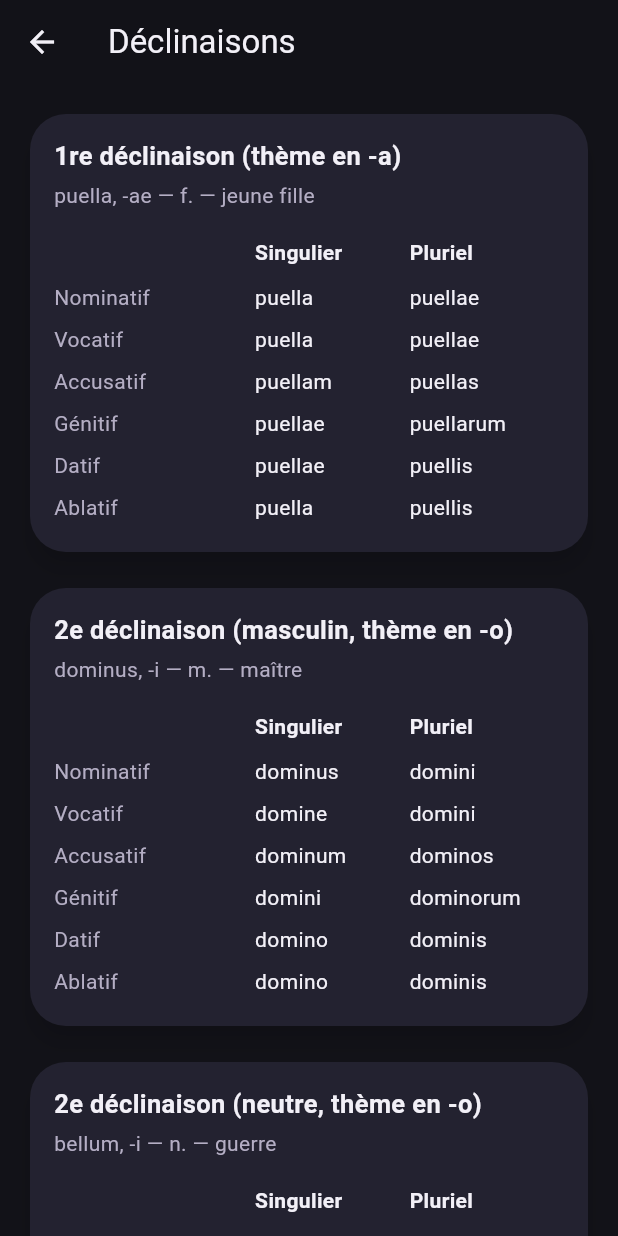
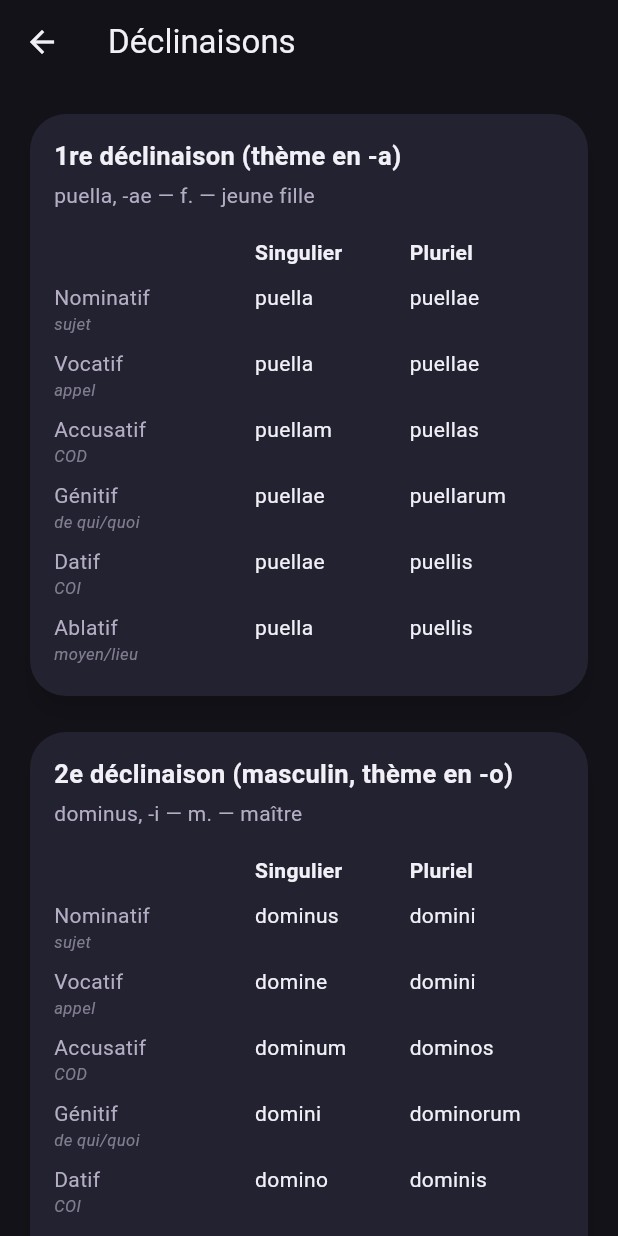
Before and after one commit to FischiSushi/Itinera, a Flutter app: the DeclinaisonsScreen screen opened directly, on a phone screen of 412 x 824 dp. Run offline on Flutter 3.47's test engine with Material 3 defaults, Android fonts, the phone set to English and light mode, and no system bars; our stand-ins replace cloud_firestore, firebase_auth, firebase_core, firebase_crashlytics, flutter_local_notifications, flutter_timezone and 4 more; missing offline and left inert: file_selector, fsrs, pdfx; accounts and stored records are empty.

Commit message:
Add a short case-role reminder to every declension table
Feedback: the 1ère déclinaison lesson made sense to someone who already
knows Latin, but a first-time learner still has to separately remember
what "génitif" or "datif" even means while decoding the forms — that
mapping is only taught once, in an earlier lesson.

tableauDeclinaison() now prints a short italic reminder under each case
name (sujet, COD, de qui/quoi, COI, moyen/lieu...) reusing the same
roles taught in "Qu'est-ce qu'un cas ?". Since this is the shared table
widget, it applies to every declension table in the app, not just the
one prototype lesson.

Co-Authored-By: Claude Sonnet 5 <noreply@anthropic.com>

```diff
--- a/lib/grammaire_tableaux_data.dart
+++ b/lib/grammaire_tableaux_data.dart
@@ -26,6 +26,19 @@ const casLatins = [
   'Datif',
   'Ablatif',
 ];
+
+// Rappel très court du rôle de chaque cas (déjà enseigné en détail dans la
+// leçon « Qu'est-ce qu'un cas ? »), affiché à côté du nom du cas dans les
+// tableaux de déclinaison pour que quelqu'un qui ne l'a pas encore
+// mémorisé n'ait pas à s'y référer séparément.
+const roleCourtCas = {
+  'Nominatif': 'sujet',
+  'Vocatif': 'appel',
+  'Accusatif': 'COD',
+  'Génitif': 'de qui/quoi',
+  'Datif': 'COI',
+  'Ablatif': 'moyen/lieu',
+};
 
 final List<Declinaison> declinaisons = [
   const Declinaison(
--- a/lib/screens/declinaisons_screen.dart
+++ b/lib/screens/declinaisons_screen.dart
@@ -84,9 +84,23 @@ Widget tableauDeclinaison(Declinaison decl) {
                   children: [
                     Padding(
                       padding: const EdgeInsets.symmetric(vertical: 4),
-                      child: Text(
-                        cas,
-                        style: const TextStyle(color: texteAttenue),
+                      child: Column(
+                        crossAxisAlignment: CrossAxisAlignment.start,
+                        children: [
+                          Text(
+                            cas,
+                            style: const TextStyle(color: texteAttenue),
+                          ),
+                          if (roleCourtCas[cas] != null)
+                            Text(
+                              roleCourtCas[cas]!,
+                              style: TextStyle(
+                                fontSize: 11,
+                                color: texteAttenue.withValues(alpha: 0.65),
+                                fontStyle: FontStyle.italic,
+                              ),
+                            ),
+                        ],
                       ),
                     ),
                     Padding(
```
